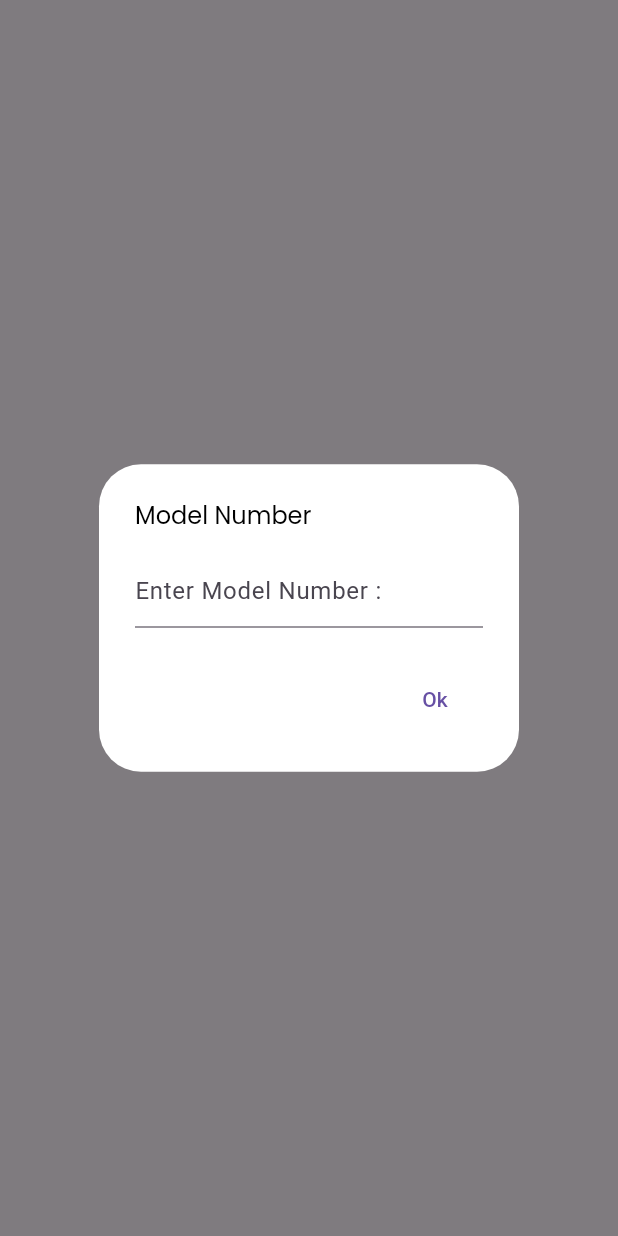
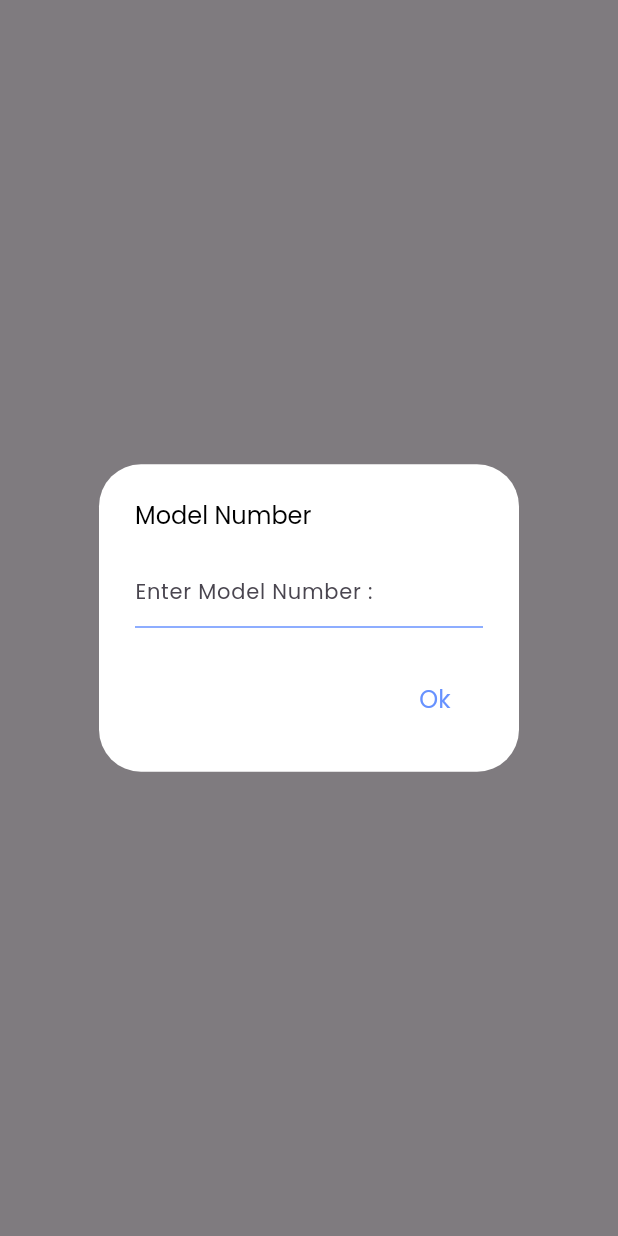
Before and after one commit to ZainMughal329/f_map, a Flutter app: what showFeedbackDialog() shows on an empty page, opened directly with empty values, on a phone screen of 412 x 824 dp. Run offline on Flutter 3.47's test engine with Material 3 defaults, Android fonts, the phone set to English and light mode, and no system bars; our stand-ins replace assets_audio_player, audioplayers, cloud_firestore, firebase_auth, firebase_core, get and 7 more; missing offline and left inert: dart:ffi, geekyants_flutter_gauges; accounts and stored records are empty.

Commit message:
add faq and about us

```diff
--- a/lib/components/routes/routes.dart
+++ b/lib/components/routes/routes.dart
@@ -1,8 +1,10 @@
 import 'package:f_map/components/routes/routes_name.dart';
+import 'package:f_map/pages/about_us/index.dart';
 import 'package:f_map/pages/admin/index.dart';
 import 'package:f_map/pages/distance_screens/bindings.dart';
 import 'package:f_map/pages/distance_screens/view.dart';
 import 'package:f_map/pages/drawer/index.dart';
+import 'package:f_map/pages/faq_view/index.dart';
 import 'package:f_map/pages/home_screen/index.dart';
 import 'package:f_map/pages/map_screen/index.dart';
 import 'package:f_map/pages/onboarding_screen/index.dart';
@@ -54,6 +56,16 @@ class AppRoutes {
       page: () => ProfileScreen(),
       binding: ProfileBindings(),
       transition: Transition.zoom,
+    ),GetPage(
+      name: RoutesName.aboutUs,
+      page: () => AboutUsScreen(),
+      binding: ABoutUsBindings(),
+      transition: Transition.zoom,
+    ),GetPage(
+      name: RoutesName.faq,
+      page: () => FAQScreen(),
+      binding: FAQBindings(),
+      transition: Transition.zoom,
     ),
 
     GetPage(
--- a/lib/components/routes/routes_name.dart
+++ b/lib/components/routes/routes_name.dart
@@ -8,6 +8,8 @@ class RoutesName {
   static final String mapScreen = '/mapScreen';
   static final String distanceScreen = '/distanceScreen';
   static final String profile = '/profile';
+  static final String aboutUs = '/aboutUs';
+  static final String faq = '/faq';
 
   static final String drawer = '/drawer';
 
--- /dev/null
+++ b/lib/pages/about_us/bindings.dart
@@ -0,0 +1,11 @@
+
+import 'package:f_map/pages/about_us/index.dart';
+import 'package:get/get.dart';
+
+class ABoutUsBindings implements Bindings {
+  @override
+  void dependencies() {
+    Get.lazyPut<AboutUsController>(() => AboutUsController());
+  }
+
+}
--- /dev/null
+++ b/lib/pages/about_us/index.dart
@@ -0,0 +1,5 @@
+library about_us;
+export './bindings.dart';
+export './controller.dart';
+export './state.dart';
+export './view.dart';
--- /dev/null
+++ b/lib/pages/about_us/state.dart
@@ -0,0 +1,6 @@
+import 'package:flutter/cupertino.dart';
+import 'package:get/get_rx/src/rx_types/rx_types.dart';
+
+class AboutUsState {
+
+}
--- a/lib/pages/drawer/view.dart
+++ b/lib/pages/drawer/view.dart
@@ -163,7 +163,7 @@ List<RiveAsset> sideMenu = [
       artboard: "LIKE/STAR",
       stateMachineName: "STAR_Interactivity",
       title: "Favorites"),
-  RiveAsset('assets/riveAssets/icons.riv',RoutesName.adminScreen,
+  RiveAsset('assets/riveAssets/icons.riv',RoutesName.faq,
       artboard: "CHAT", stateMachineName: "CHAT_Interactivity", title: "FAQ's"),
 
 ];
--- /dev/null
+++ b/lib/pages/faq_view/bindings.dart
@@ -0,0 +1,11 @@
+
+import 'package:f_map/pages/faq_view/index.dart';
+import 'package:get/get.dart';
+
+class FAQBindings implements Bindings {
+  @override
+  void dependencies() {
+    Get.lazyPut<FAQController>(() => FAQController());
+  }
+
+}
--- /dev/null
+++ b/lib/pages/faq_view/index.dart
@@ -0,0 +1,5 @@
+library faq;
+export './bindings.dart';
+export './controller.dart';
+export './state.dart';
+export './view.dart';
--- /dev/null
+++ b/lib/pages/faq_view/state.dart
@@ -0,0 +1,6 @@
+import 'package:flutter/cupertino.dart';
+import 'package:get/get_rx/src/rx_types/rx_types.dart';
+
+class FAQState {
+
+}
--- a/lib/pages/home_screen/view.dart
+++ b/lib/pages/home_screen/view.dart
@@ -40,13 +40,13 @@ class _HomeScreenState extends State<HomeScreen>
     super.initState();
     _animationController = AnimationController(
       vsync: this,
-      duration: Duration(milliseconds: 200),
+      duration: Duration(milliseconds: 300),
     )..addListener(() {
         setState(() {});
       });
     animation = Tween<double>(begin: 0, end: 1).animate(
       CurvedAnimation(
-          parent: _animationController, curve: Curves.fastOutSlowIn),
+          parent: _animationController, curve: Curves.ease),
     );
     sclAnimation = Tween<double>(begin: 1, end: 0.8).animate(
       CurvedAnimation(
@@ -148,7 +148,7 @@ class _HomeScreenState extends State<HomeScreen>
               alignment: Alignment.center,
               transform: Matrix4.identity()
                 ..setEntry(3, 2, 0.001)
-                ..rotateY(animation.value - 30 * animation.value * pi / 180),
+                ..rotateY(1 * animation.value - 30 * animation.value * pi / 180),
               child: Transform.translate(
                 offset: Offset(animation.value * 265, 0),
                 child: Transform.scale(
--- a/lib/pages/home_screen/widget/show_dialouge_box.dart
+++ b/lib/pages/home_screen/widget/show_dialouge_box.dart
@@ -1,3 +1,4 @@
+import 'package:f_map/components/colors/app_colors.dart';
 import 'package:f_map/components/reuseable/snackbar.dart';
 import 'package:f_map/components/reuseable/text_widget.dart';
 import 'package:f_map/components/routes/routes_name.dart';
@@ -7,8 +8,8 @@ import 'package:flutter/material.dart';
 import 'package:get/get.dart';
 import 'package:google_fonts/google_fonts.dart';
 
-
-void showFeedbackDialog(BuildContext context,TextEditingController feedbackCon) {
+void showFeedbackDialog(
+    BuildContext context, TextEditingController feedbackCon) {
   final con = Get.put(HomeController());
   showGeneralDialog(
     barrierLabel: "Barrier",
@@ -16,18 +17,42 @@ void showFeedbackDialog(BuildContext context,TextEditingController feedbackCon)
     barrierColor: Colors.black.withOpacity(0.5),
     transitionDuration: const Duration(milliseconds: 400),
     context: context,
-    pageBuilder: (_,__,___) {
+    pageBuilder: (_, __, ___) {
       return AlertDialog(
         backgroundColor: Colors.white,
-        title: TextWidget(title:'Model Number'),
+        title: TextWidget(title: 'Model Number'),
         content: TextFormField(
           controller: feedbackCon,
+          cursorColor: AppColors.buttonColor,
+          style: GoogleFonts.poppins(
+            fontSize: 14,
+          ),
           decoration: InputDecoration(
+
+
+
+            border:UnderlineInputBorder(
+              borderSide: BorderSide(
+                color: AppColors.buttonColor,
+              ),
+            ),
+            enabledBorder: UnderlineInputBorder(
+              borderSide: BorderSide(
+                color: AppColors.buttonColor,
+              ),
+            ),
+            focusedBorder: UnderlineInputBorder(
+              borderSide: BorderSide(
+                color: AppColors.buttonColor,
+              ),
+            ),
             helperStyle: GoogleFonts.poppins(
               fontSize: 14,
-
             ),
             hintText: 'Enter Model Number :',
+            hintStyle: GoogleFonts.poppins(
+              fontSize: 14,
+            ),
           ),
         ),
         actions: [
@@ -35,20 +60,23 @@ void showFeedbackDialog(BuildContext context,TextEditingController feedbackCon)
             onPressed: () {
               Navigator.pop(context); // Close the dialog
               if (feedbackCon.text.isEmpty) {
-                Snackbar.showSnackBar('Error',
-                  'Feedback Required \nPlease provide feedback before deleting.',Icons.error_outline,
+                Snackbar.showSnackBar(
+                  'Error',
+                  'Feedback Required \nPlease provide feedback before deleting.',
+                  Icons.error_outline,
                   // snackPosition: SnackPosition.BOTTOM,
                 );
               } else {
-                // deleteItem();
                 con.state.modelNum = feedbackCon.text.trim().toString();
                 con.storeDataInFirebase();
                 Get.toNamed(RoutesName.mapScreen);
-
               }
               feedbackCon.clear(); // Clear the text field
             },
-            child: Text('Ok'),
+            child: TextWidget(
+              title: 'Ok',
+              textColor: AppColors.buttonColor,
+            ),
           ),
         ],
       );
@@ -56,20 +84,14 @@ void showFeedbackDialog(BuildContext context,TextEditingController feedbackCon)
     transitionBuilder: (_, anim, __, child) {
       Tween<Offset> tween;
 
-
       tween = Tween(begin: const Offset(0, -1), end: Offset.zero);
 
       return SlideTransition(
         position: tween.animate(
           CurvedAnimation(parent: anim, curve: Curves.easeInOut),
         ),
-        // child: FadeTransition(
-        //   opacity: anim,
-        //   child: child,
-        // ),
         child: child,
       );
     },
-
   );
 }
--- a/lib/pages/profile/view.dart
+++ b/lib/pages/profile/view.dart
@@ -109,12 +109,12 @@ class ProfileScreen extends GetView<ProfileController> {
                       Get.toNamed(RoutesName.distanceScreen);
                         },),
                     _reuseAbleListTile(Icons.question_answer_outlined,
-                        Icons.arrow_forward_ios, 'About Us',() {
-                        // Get.toNamed(RoutesName.distanceScreen);
+                        Icons.arrow_forward_ios, "FAQ's",() {
+                        Get.toNamed(RoutesName.faq);
                       },),
                     _reuseAbleListTile(Icons.details_outlined,
                         Icons.arrow_forward_ios, 'About Us',() {
-                        // Get.toNamed(RoutesName.distanceScreen);
+                        Get.toNamed(RoutesName.aboutUs);
                       },),
                     _reuseAbleListTile(Icons.star_rate_outlined,
                         Icons.arrow_forward_ios, 'Rate Us',() {
```
Also changed, not shown: lib/pages/about_us/controller.dart (added, +11 -0 lines), lib/pages/about_us/view.dart (added, +114 -0 lines), lib/pages/faq_view/controller.dart (added, +11 -0 lines), lib/pages/faq_view/view.dart (added, +112 -0 lines).
